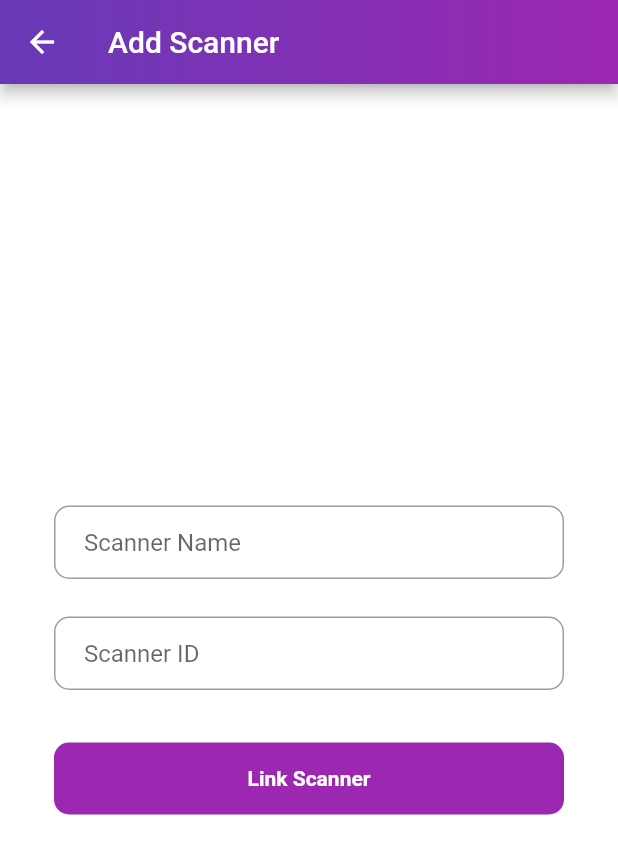
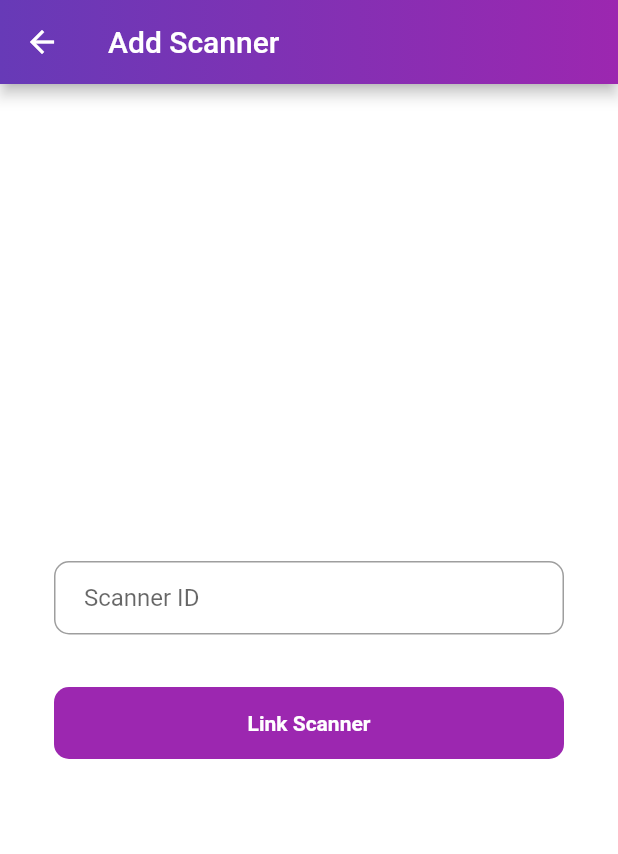
Before and after one commit to rramsisa/VITA, a Flutter app: the ScannerPage screen opened directly, after a tap on the "add" icon, on a phone screen of 412 x 824 dp. Shown: the top 854 px of the screen. Run offline on Flutter 3.47's test engine with Material 2 defaults, Android fonts, the light colour scheme and no system bars; our stand-ins replace gradient_app_bar, shared_preferences; accounts and stored records are empty.

Commit message:
Dynamic Scanner List

```diff
--- a/mobile_vita/lib/addItem.dart
+++ b/mobile_vita/lib/addItem.dart
@@ -22,7 +22,7 @@ class _AddItemPageState extends State<AddItemPage> {
     print("Item Name: ${itemNameController.text}");
     print("Item Quantity: ${itemAmountController.text}");
 
-    // TODO: Dom - Call API to successfully add item to pantry & update list
+    // Call API to successfully add item to pantry & update list
     bool addSuccess = await manual(itemNameController.text, 1,
         int.parse(itemAmountController.text), context);
         setState(() {
--- a/mobile_vita/lib/addScanner.dart
+++ b/mobile_vita/lib/addScanner.dart
@@ -31,7 +31,7 @@ class _AddScannerPageState extends State<AddScannerPage> {
     print("Scanner Name: ${scannerNameController.text}");
     print("Scanner ID: ${scannerIDController.text}");
 
-    // TODO: Dom - Call API to successfully link scanner to account
+    // Call API to successfully link scanner to account
     bool pairSuccess = await pair(scannerIDController.text, context);
 
   }
@@ -101,8 +101,8 @@ class _AddScannerPageState extends State<AddScannerPage> {
               child: ListView(
                 shrinkWrap: true,
                 children: <Widget>[
-                  scannerNameField,
-                  SizedBox(height: 25.0),
+                  // scannerNameField,
+                  // SizedBox(height: 25.0),
                   scannerIDField,
                   SizedBox(height: 35.0),
                   sendButton,
--- a/mobile_vita/lib/api.dart
+++ b/mobile_vita/lib/api.dart
@@ -238,7 +238,7 @@ Future<bool> getScanners(BuildContext context) async{
     final response = await http.get(call,
         headers: {"Content-Type": "application/json", "auth-token": authToken});
     if (response.statusCode == 200) {
-      setScanners(json.decode(response.body));
+      setScanners(json.decode(response.body)["devices"]);
       return true;
     } else {
       //error, display message according
--- a/mobile_vita/lib/scanners.dart
+++ b/mobile_vita/lib/scanners.dart
@@ -3,6 +3,7 @@ import 'package:gradient_app_bar/gradient_app_bar.dart';
 import 'package:mobile_vita/api.dart';
 import 'package:mobile_vita/main.dart';
 import 'addScanner.dart';
+import 'globals.dart';
 
 class ScannerPage extends StatefulWidget {
   ScannerPage({Key key, this.title}) : super(key: key);
@@ -23,6 +24,24 @@ class ScannerPage extends StatefulWidget {
 }
 
 class _ScannerPageState extends State<ScannerPage> {
+
+  void initState() {
+    updateScanners();
+  }
+
+  void updateScanners() async {
+    print("Updating Scanners");
+
+    //Make API call to get pantry & update list
+    bool success = await getScanners(context);
+    if(success){
+      // Generate list on page done below
+      setState(() {
+        // Used to refresh the UI once the update is finished :)
+      });
+    }
+  }
+
   void removeScanner(itemName) async {
     print("Remove Item Requested");
     print("Scanner to remove: " + itemName);
@@ -46,57 +65,23 @@ class _ScannerPageState extends State<ScannerPage> {
     ));
     return Scaffold(
       appBar: appBar,
-      body: ListView(
-        children: <Widget>[
-          Card(
+      body: new ListView.builder(
+        itemCount: scanners.length,
+        itemBuilder: (BuildContext ctxt, int Index) {
+          return new Card(
             child: ListTile(
               leading: Icon(Icons.scanner, size: 40.0),
-              title: Text('Scanner Name 1'),
-              subtitle: Text(
-                'ID: ###-###-###'
-              ),
+              title: Text(scanners[Index]),
               trailing: IconButton(
                 icon: Icon(Icons.clear),
                 tooltip: 'Remove Item',
                 onPressed: () {
-                  removeScanner("id1");
+                  removeScanner(scanners[Index]);
                 },
               ),
             )
-          ),
-          Card(
-            child: ListTile(
-              leading: Icon(Icons.scanner, size: 40.0),
-              title: Text('Scanner Name 2'),
-              subtitle: Text(
-                'ID: ###-###-###'
-              ),
-              trailing: IconButton(
-                icon: Icon(Icons.clear),
-                tooltip: 'Remove Item',
-                onPressed: () {
-                  removeScanner("id2");
-                },
-              ),
-            )
-          ),
-          Card(
-            child: ListTile(
-              leading: Icon(Icons.scanner, size: 40.0),
-              title: Text('Scanner Name 3'),
-              subtitle: Text(
-                'ID: ###-###-###'
-              ),
-              trailing: IconButton(
-                icon: Icon(Icons.clear),
-                tooltip: 'Remove Item',
-                onPressed: () {
-                  removeScanner("id3");
-                },
-              ),
-            )
-          ),
-        ],
+          );
+        }
       ),
       floatingActionButton: FloatingActionButton(
         onPressed: () {
```
Also changed, not shown: 1 other file.
